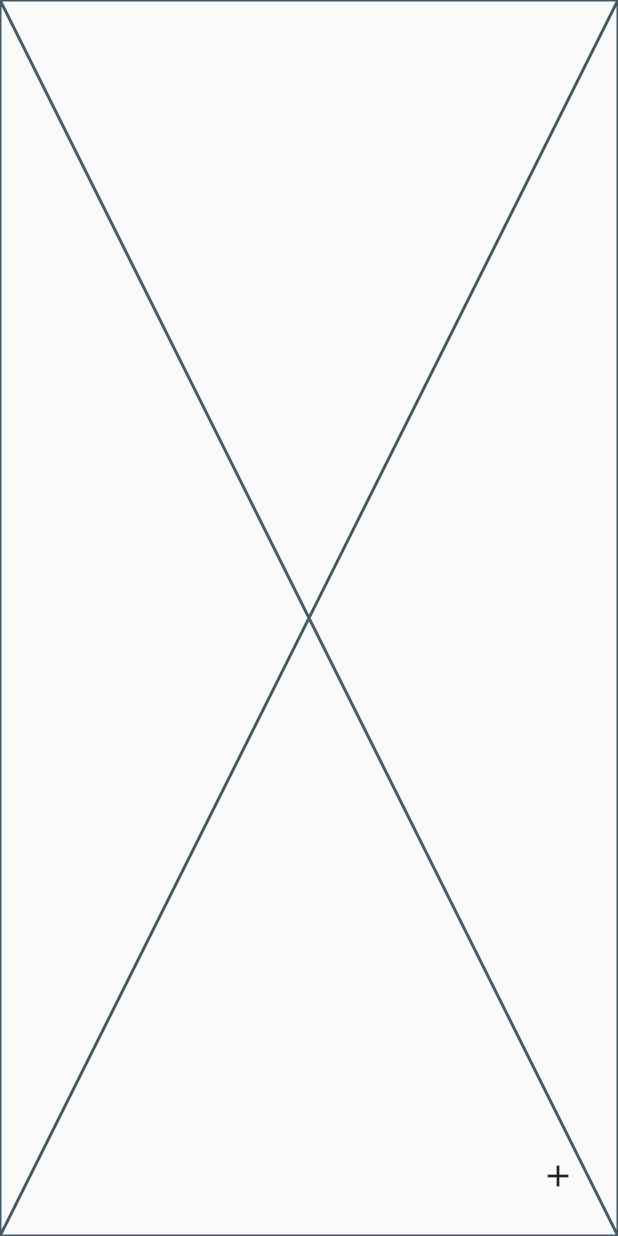
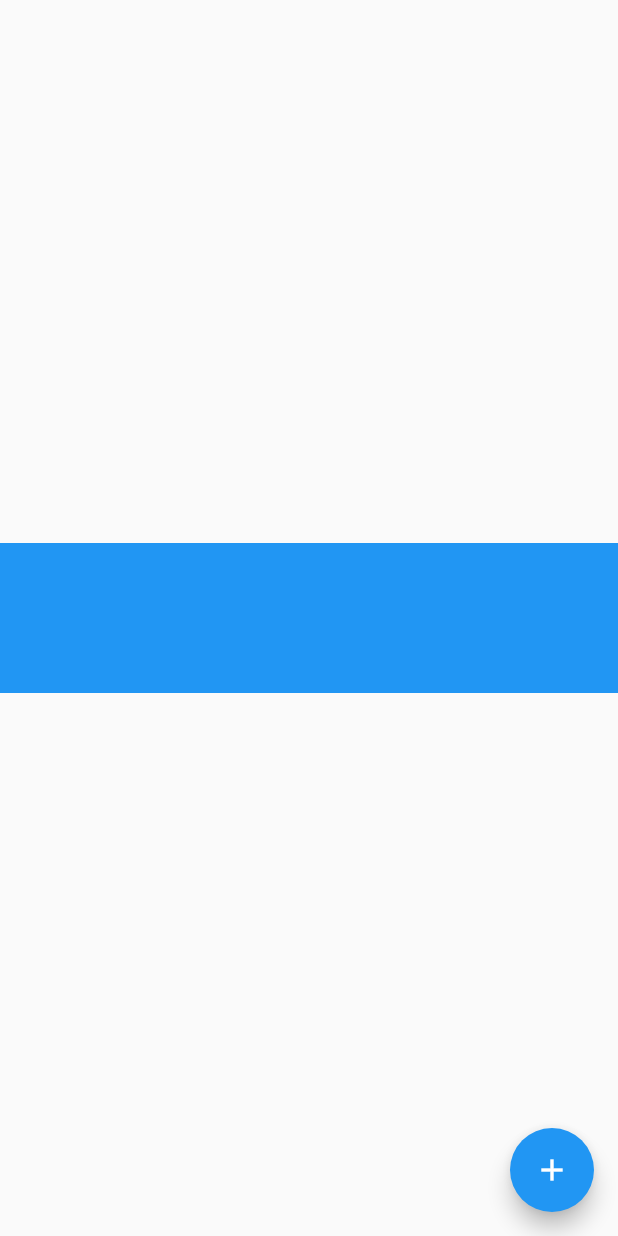
Before and after one commit to the-lightstack/timeline_editor, a Flutter app: the screen it shows after launch, on a phone screen of 412 x 824 dp. Run offline on Flutter 3.47's test engine with Material 2 defaults, Android fonts, the phone set to English and light mode, and no system bars.

Commit message:
feat: dragging works

```diff
--- a/example/lib/main.dart
+++ b/example/lib/main.dart
@@ -1,3 +1,5 @@
+import 'dart:math';
+
 import 'package:flutter/material.dart';
 import 'package:timeline_editor/timeline.dart';
 import 'package:timeline_editor/timeline_editor.dart';
@@ -5,6 +7,25 @@ import 'package:timeline_editor/timeline_editor.dart';
 void main() {
   runApp(const MainApp());
 }
+
+// random words to have names for tiles
+const wordList = [
+  "consider",
+  "minute",
+  "accord",
+  "evident",
+  "practice",
+  "intend",
+  "concern",
+  "commit",
+  "issue",
+  "approach",
+  "establish",
+  "utter",
+  "conduct",
+  "engage",
+  "obtain",
+];
 
 class MainApp extends StatefulWidget {
   const MainApp({super.key});
@@ -14,19 +35,31 @@ class MainApp extends StatefulWidget {
 }
 
 class _MainAppState extends State<MainApp> {
-  final EditableTimelineController _controller = EditableTimelineController();
+  final EditableTimelineController _controller =
+      EditableTimelineController(defaultTileLength: 4);
+  int counter = 0;
+
+  String genName() {
+    final s = wordList[counter % wordList.length];
+    setState(() {
+      counter = counter + 1;
+    });
+    return s;
+  }
 
   @override
   Widget build(BuildContext context) {
     return MaterialApp(
       home: Scaffold(
-        floatingActionButton: IconButton(
-            icon: const Icon(Icons.add),
+        floatingActionButton: FloatingActionButton(
+            child: const Icon(Icons.add),
             onPressed: () => _controller.addTile(TimedTile(
-                child: const Text("New Tile"), startPosition: 1, length: 4))),
+                  child: Text(genName()),
+                ))),
         body: Center(
           child: EditableTimeline(
             controller: _controller,
+            scalingFactor: MediaQuery.of(context).size.width / (8 * 3),
           ),
         ),
       ),
--- a/lib/timeline.dart
+++ b/lib/timeline.dart
@@ -22,10 +22,19 @@ class TimelineEntity {
 /// Describes one entity that can be later dragged around in an [EditableTimeline]
 class TimedTile {
   final Widget child;
-  final int startPosition;
-  final int length;
-  TimedTile(
-      {required this.child, required this.startPosition, required this.length});
+  int? startPosition;
+  int? length;
+  int? index;
+
+  TimedTile({
+    required this.child,
+  });
+
+  TimedTile.internal(
+      {required this.index,
+      required this.startPosition,
+      required this.length,
+      required this.child});
 
   @override
   String toString() => "{Start: $startPosition | Length: $length}";
--- a/lib/timeline_editor.dart
+++ b/lib/timeline_editor.dart
@@ -1,31 +1,103 @@
 library timeline_editor;
 
+import 'package:flutter/material.dart';
+import 'package:flutter/rendering.dart';
 import 'package:flutter/widgets.dart';
 import 'package:timeline_editor/timeline.dart';
+import 'package:timeline_editor/timeline_tile.dart';
+import 'package:collection/collection.dart';
 
 class EditableTimeline extends StatefulWidget {
   final EditableTimelineController controller;
+  final double scalingFactor;
 
-  const EditableTimeline({super.key, required this.controller});
+  const EditableTimeline(
+      {super.key, required this.controller, this.scalingFactor = 50});
 
   @override
   State<EditableTimeline> createState() => _EditableTimelineState();
 }
 
 class _EditableTimelineState extends State<EditableTimeline> {
+  void _renderScreen() {
+    print("Render again!");
+    setState(() {});
+  }
+
+  @override
+  void initState() {
+    widget.controller.addListener(_renderScreen);
+    super.initState();
+  }
+
+  @override
+  void dispose() {
+    widget.controller.removeListener(_renderScreen);
+    super.dispose();
+  }
+
   @override
   Widget build(BuildContext context) {
-    return const Placeholder();
+    final List<TimelineTile> ttiles = <TimelineTile>[
+      for (int i = 0; i < widget.controller.tiles.length; i++)
+        TimelineTile(
+            key: UniqueKey(),
+            tileData: widget.controller.tiles[i],
+            scaling: widget.scalingFactor)
+    ];
+
+    return SizedBox(
+        height: 100,
+        width: MediaQuery.of(context).size.width,
+        child: Container(
+            color: Colors.blue,
+            child: ReorderableListView(
+              scrollDirection: Axis.horizontal,
+              onReorder: widget.controller._reorderTiles,
+              children: ttiles,
+            )));
   }
 }
 
 /// The developer uses this to interact with the [EditableTimeline] . You can
 /// listen to changes as well as add and modify the [TimedTile]s
 class EditableTimelineController extends ValueNotifier<TimelineEntity> {
-  EditableTimelineController() : super(TimelineEntity());
+  final int defaultTileLength;
+  EditableTimelineController({this.defaultTileLength = 5})
+      : super(TimelineEntity());
+
+  @visibleForTesting
+  int computeStartPosition(int index) {
+    return value.tiles
+        .getRange(0, index)
+        .map((e) => e.length!)
+        .toList(growable: false)
+        .sum;
+  }
 
   List<TimedTile> get tiles => value.tiles;
   void addTile(TimedTile t) {
-    value.addTile(t);
+    TimedTile correctTile = TimedTile.internal(
+        index: value.tiles.length,
+        startPosition: computeStartPosition(value.tiles.length),
+        length: defaultTileLength,
+        child: t.child);
+    value.addTile(correctTile);
+    notifyListeners();
+  }
+
+  void _reorderTiles(int oldIndex, int newIndex) {
+    // If this doesn't work, do:
+    // 1) get oldIndex
+    // 2) insert to new index
+    // 3) delete old index
+
+    if (oldIndex < newIndex) {
+      newIndex -= 1;
+    }
+    final temp = value.tiles.removeAt(oldIndex);
+    value.tiles.insert(newIndex, temp);
+
+    notifyListeners();
   }
 }
```
Also changed, not shown: lib/timeline_tile.dart (+22 -5 lines), 1 other file.
